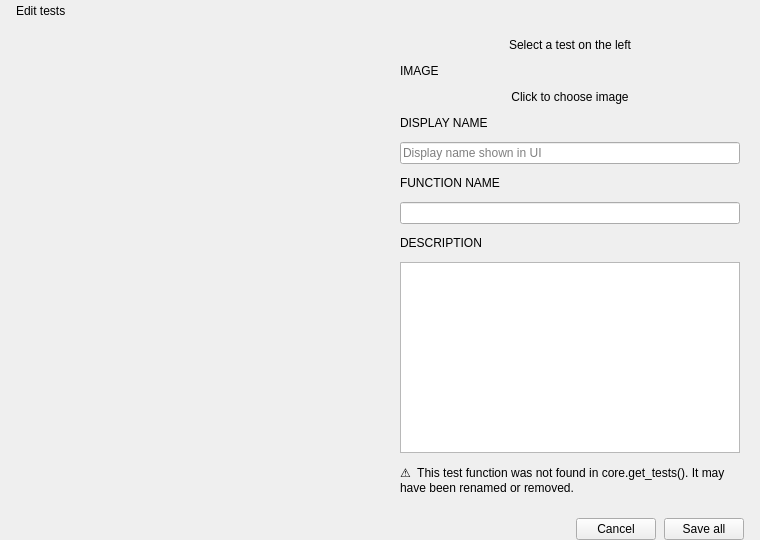
Before: the Qt Designer form ui/qt/edit_tests_dialog.ui in Alexey-Nikolaevic-B/2042_sensor_testing, drawn with Qt 5.
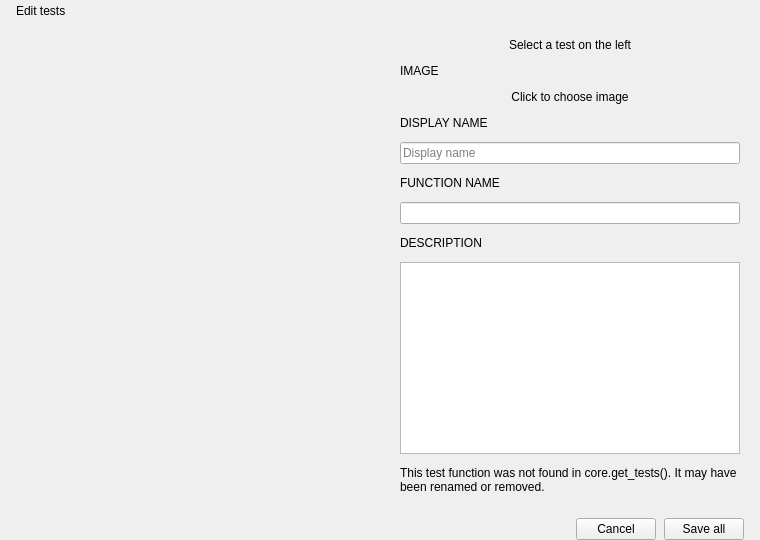
After: the same form once the commit is applied.

Patch:
```diff
--- a/ui/qt/edit_tests_dialog.ui
+++ b/ui/qt/edit_tests_dialog.ui
@@ -154,7 +154,7 @@
              </item>
              <item>
               <widget class="QLineEdit" name="input_display_name">
-               <property name="placeholderText"><string>Display name shown in UI</string></property>
+               <property name="placeholderText"><string>Display name</string></property>
               </widget>
              </item>
 
@@ -186,7 +186,7 @@
              <!-- Missing warning -->
              <item>
               <widget class="QLabel" name="lbl_missing_warn">
-               <property name="text"><string>⚠  This test function was not found in core.get_tests(). It may have been renamed or removed.</string></property>
+               <property name="text"><string>This test function was not found in core.get_tests(). It may have been renamed or removed.</string></property>
                <property name="wordWrap"><bool>true</bool></property>
                <property name="visible"><bool>false</bool></property>
               </widget>
```
